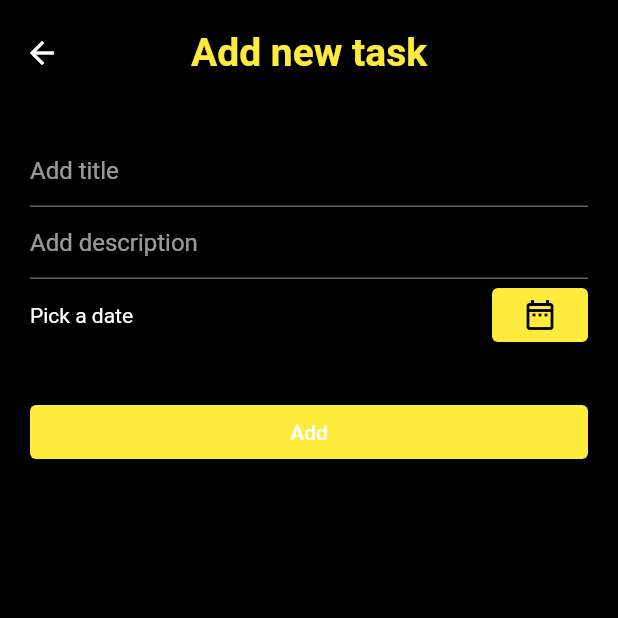
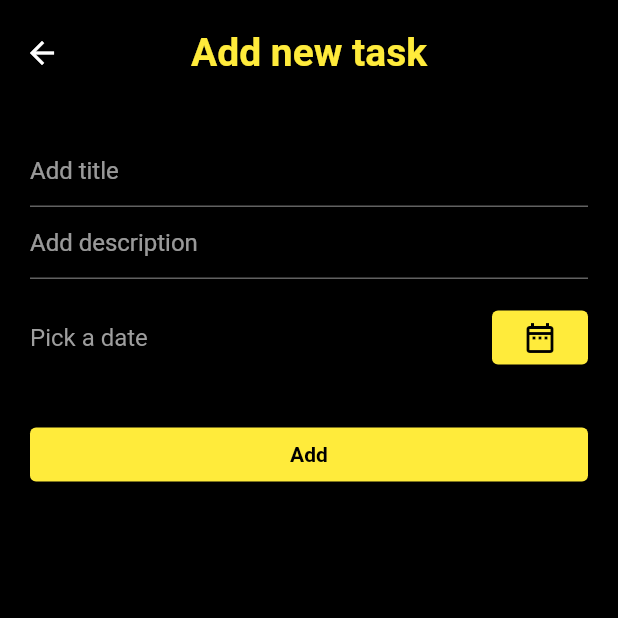
Before and after one commit to Basith-P/ToDo-ATFG, a Flutter app: the AddTodo screen opened directly, on a phone screen of 412 x 824 dp, the top half of it. Run offline on Flutter 3.47's test engine with Material 2 defaults, Android fonts, the phone set to English and light mode, and no system bars; our stand-ins replace hive, hive_flutter; accounts and stored records are empty; generated files the repository leaves out were written again.

Commit message:
Fix button and layout

```diff
--- a/lib/views/add_todo.dart
+++ b/lib/views/add_todo.dart
@@ -1,3 +1,5 @@
+import 'dart:ui';
+
 import 'package:flutter/material.dart';
 import 'package:hive/hive.dart';
 import 'package:todo/adapters/todo_adapter.dart';
@@ -44,11 +46,10 @@ class _AddTodoState extends State<AddTodo> {
           ),
         ),
       ),
-      body: Padding(
-        padding: const EdgeInsets.all(20),
-        child: Form(
+      body: Form(
         key: widget.formkey,
         child: ListView(
+          padding: const EdgeInsets.all(20),
           children: [
             TextFormField(
               decoration: InputDecoration(hintText: 'Add title'),
@@ -66,11 +67,15 @@ class _AddTodoState extends State<AddTodo> {
                 });
               },
             ),
+            const SizedBox(
+              height: 15,
+            ),
             Row(
               mainAxisAlignment: MainAxisAlignment.spaceBetween,
               children: [
                 Text(
                   _dateTime == null ? 'Pick a date' : _dateTime.toString(),
+                  style: TextStyle(fontSize: 16, color: Colors.grey),
                 ),
                 ElevatedButton(
                     style: ElevatedButton.styleFrom(primary: Colors.yellow),
@@ -98,10 +103,14 @@ class _AddTodoState extends State<AddTodo> {
             ElevatedButton(
               style: ElevatedButton.styleFrom(primary: Colors.yellow),
               onPressed: submitData,
-                  child: Text('Add'),
+              child: Text(
+                'Add',
+                style:
+                    TextStyle(color: Colors.black, fontWeight: FontWeight.bold),
+              ),
             )
           ],
-            )),
+        ),
       ),
     );
   }
```
Lines whose indentation alone changed are shown as unchanged.
